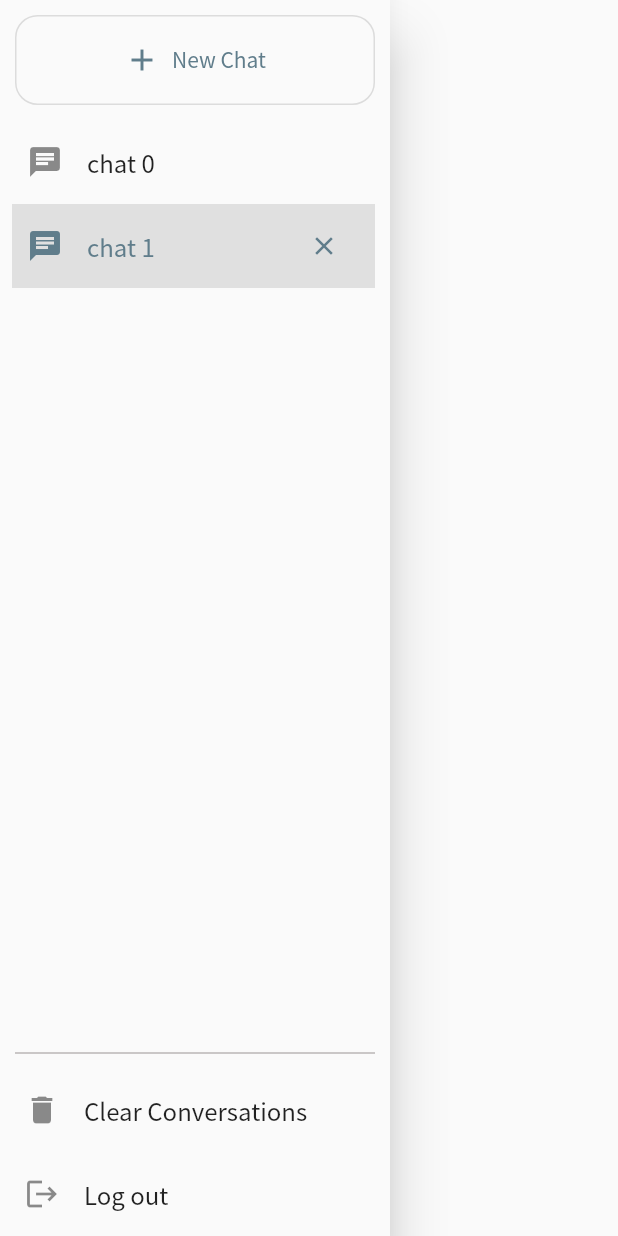
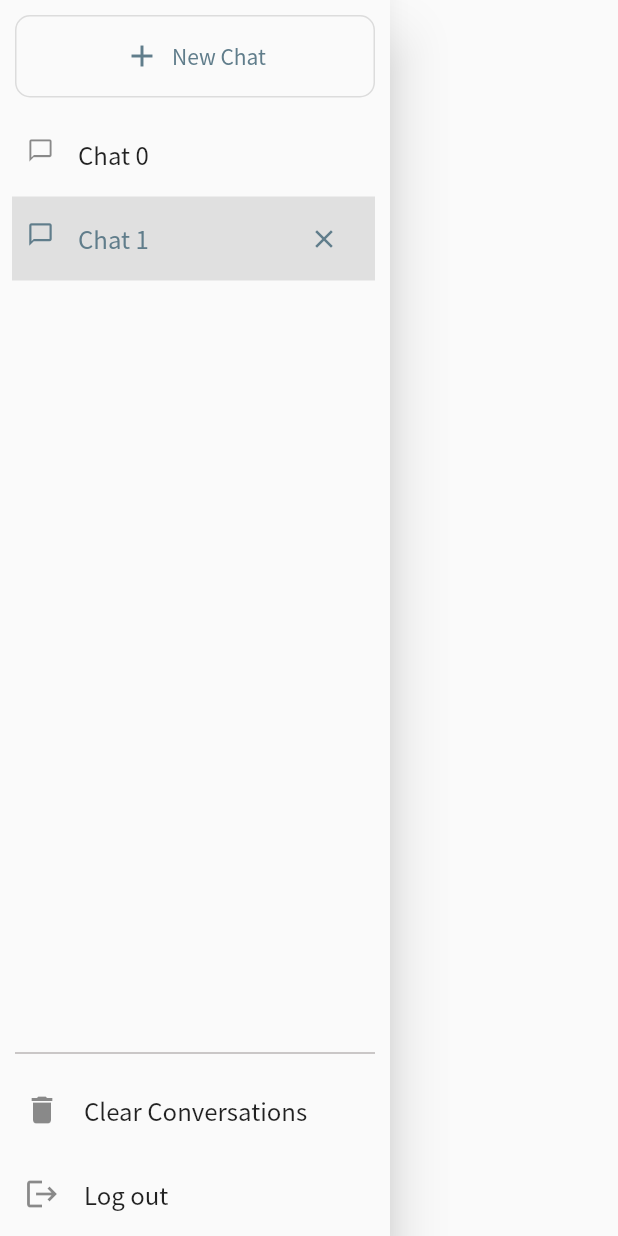
Before and after one commit to bourne015/chat_ui, a Flutter app: the ChatDrawer widget shown alone on an empty page, opened directly, after a tap on "New Chat", after a tap on "Clear Conversations", on a phone screen of 412 x 824 dp. Run offline on Flutter 3.47's test engine with Material 2 defaults, Android fonts, the phone set to English and light mode, and no system bars; our stand-ins replace adaptive_breakpoints, dio; missing offline and left inert: dart:html, dual_screen.

Commit message:
some UI fix
Signed-off-by: fantao <phantasy015@qq.com>

```diff
--- a/lib/main.dart
+++ b/lib/main.dart
@@ -25,7 +25,7 @@ class _AppState extends State<ChatApp> {
   Widget build(BuildContext context) {
     final pages = Pages();
     var newId = pages.assignNewPageID;
-    pages.addPage(newId, Chat(chatId: newId, title: "chat 0"));
+    pages.addPage(newId, Chat(chatId: newId, title: "Chat 0"));
     return MultiProvider(
         providers: [
           ChangeNotifierProvider(create: (context) => pages),
--- a/lib/views/app_bar.dart
+++ b/lib/views/app_bar.dart
@@ -31,7 +31,7 @@ class MyAppBarState extends State<MyAppBar> {
       CupertinoSlidingSegmentedControl<String>(
         thumbColor: AppColors.modelSelected,
         backgroundColor: AppColors.modelSelectorBackground,
-        padding: const EdgeInsets.symmetric(horizontal: 0),
+        padding: const EdgeInsets.symmetric(horizontal: 4, vertical: 2),
         // This represents a currently selected segmented control.
         groupValue: pages.modelVersion,
         // Callback that sets the selected segmented control.
@@ -40,11 +40,11 @@ class MyAppBarState extends State<MyAppBar> {
         },
         children: const <String, Widget>{
           ModelVersion.gptv35: Padding(
-            padding: EdgeInsets.symmetric(horizontal: 5),
+            padding: EdgeInsets.symmetric(horizontal: 5, vertical: 5),
             child: Text('GPT-3.5'),
           ),
           ModelVersion.gptv40: Padding(
-            padding: EdgeInsets.symmetric(horizontal: 5),
+            padding: EdgeInsets.symmetric(horizontal: 5, vertical: 5),
             child: Text('GPT-4.0'),
           ),
         },
--- a/lib/views/drawer.dart
+++ b/lib/views/drawer.dart
@@ -39,7 +39,7 @@ class ChatDrawerState extends State<ChatDrawer> {
               if (pages.currentPage?.onGenerating == false) {
                 pages.clearMsg(pages.currentPageID);
               }
-              pages.currentPage?.title = "chat ${pages.currentPage?.id}";
+              pages.currentPage?.title = "Chat ${pages.currentPage?.id}";
               if (!isDisplayDesktop(context)) Navigator.pop(context);
             },
           ),
@@ -65,7 +65,7 @@ class ChatDrawerState extends State<ChatDrawer> {
         child: OutlinedButton.icon(
           onPressed: () {
             var newId = pages.assignNewPageID;
-            pages.addPage(newId, Chat(chatId: newId, title: "chat $newId"));
+            pages.addPage(newId, Chat(chatId: newId, title: "Chat $newId"));
             pages.currentPageID = newId;
             if (!isDisplayDesktop(context)) Navigator.pop(context);
           },
@@ -73,11 +73,11 @@ class ChatDrawerState extends State<ChatDrawer> {
           label: const Text('New Chat'),
           style: ButtonStyle(
             minimumSize:
-                MaterialStateProperty.all(const Size(double.infinity, 60)),
+                MaterialStateProperty.all(const Size(double.infinity, 55)),
             padding: MaterialStateProperty.all(EdgeInsets.zero),
             //padding: EdgeInsets.symmetric(horizontal: 20.0),
             shape: MaterialStateProperty.all(RoundedRectangleBorder(
-                borderRadius: BorderRadius.circular(15))),
+                borderRadius: BorderRadius.circular(10))),
           ),
         ));
   }
@@ -102,7 +102,7 @@ class ChatDrawerState extends State<ChatDrawer> {
         child: ListTile(
           selectedTileColor: AppColors.drawerTabSelected,
           selected: pages.currentPageID == page.id,
-          leading: const Icon(Icons.chat),
+          leading: const Icon(Icons.chat_bubble_outline, size: 18),
           minLeadingWidth: 0,
           contentPadding: const EdgeInsets.symmetric(horizontal: 10),
           title: Text(page.title, overflow: TextOverflow.ellipsis, maxLines: 1),
--- a/lib/views/input_field.dart
+++ b/lib/views/input_field.dart
@@ -145,7 +145,7 @@ class _ChatInputFieldState extends State<ChatInputField> {
         pages.getPage(hanglePageID).onGenerating = false;
       }, onDone: () {
         debugPrint('SSE complete');
-        if (pages.getPage(hanglePageID).title == "chat $hanglePageID") {
+        if (pages.getPage(hanglePageID).title == "Chat $hanglePageID") {
           titleSummery(pages, hanglePageID);
         }
         pages.getPage(hanglePageID).onGenerating = false;
```
Also changed, not shown: lib/views/chat_page.dart (+4 -8 lines).
